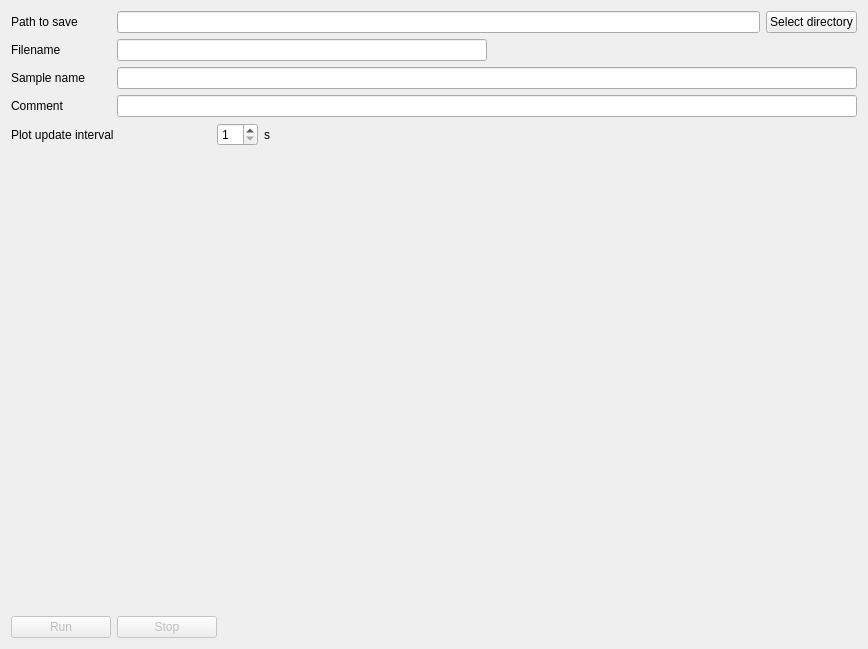
pyIVLS/pyIVLS, file plugins/sweep/sweep_settingsWidget.ui: the form before one commit.
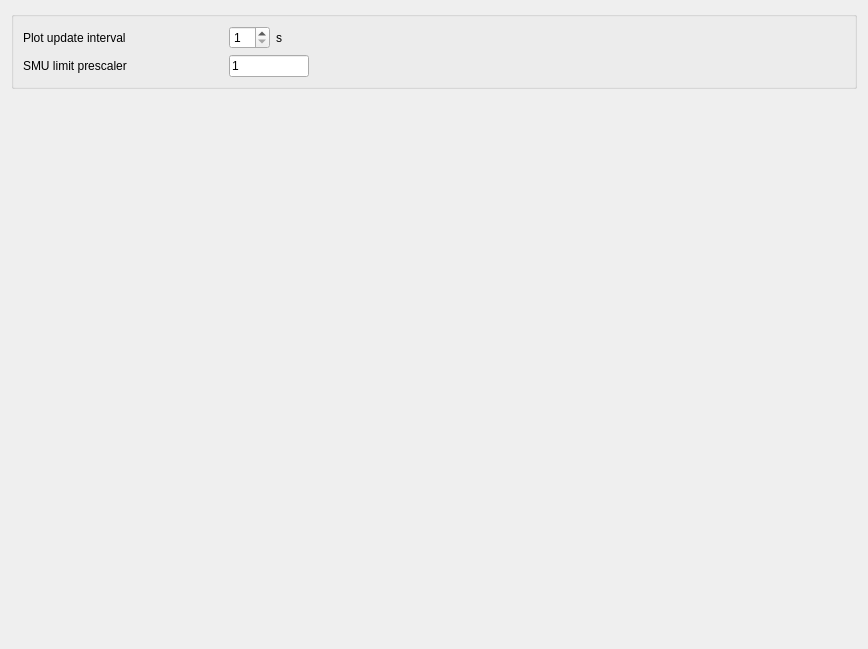
The form after the commit.

```diff
--- a/plugins/sweep/sweep_settingsWidget.ui
+++ b/plugins/sweep/sweep_settingsWidget.ui
@@ -20,7 +20,13 @@
    <string>Sweep</string>
   </property>
   <layout class="QGridLayout" name="gridLayout">
-   <item row="6" column="0">
+   <item row="0" column="0">
+    <widget class="QGroupBox" name="groupBox">
+     <property name="title">
+      <string/>
+     </property>
+     <layout class="QVBoxLayout" name="verticalLayout">
+      <item>
     <layout class="QHBoxLayout" name="horizontalLayout_6">
      <item>
       <widget class="QLabel" name="label_plotUpdate">
@@ -73,94 +79,53 @@
      </item>
     </layout>
    </item>
-   <item row="0" column="0">
-    <layout class="QHBoxLayout" name="horizontalLayout_3">
      <item>
-      <widget class="QLabel" name="pathLabel">
+       <layout class="QHBoxLayout" name="horizontalLayout">
+        <item>
+         <widget class="QLabel" name="labelPrescaler">
        <property name="minimumSize">
         <size>
-         <width>100</width>
+            <width>200</width>
          <height>0</height>
         </size>
        </property>
        <property name="text">
-        <string>Path to save</string>
+           <string>SMU limit prescaler</string>
        </property>
       </widget>
      </item>
      <item>
-      <widget class="QLineEdit" name="lineEdit_path"/>
-     </item>
-     <item>
-      <widget class="QPushButton" name="directoryButton">
+         <widget class="QLineEdit" name="prescalerEdit">
+          <property name="maximumSize">
+           <size>
+            <width>80</width>
+            <height>16777215</height>
+           </size>
+          </property>
        <property name="text">
-        <string>Select directory</string>
+           <string>1</string>
        </property>
       </widget>
      </item>
-    </layout>
+        <item>
+         <spacer name="horizontalSpacer">
+          <property name="orientation">
+           <enum>Qt::Horizontal</enum>
+          </property>
+          <property name="sizeHint" stdset="0">
+           <size>
+            <width>40</width>
+            <height>20</height>
+           </size>
+          </property>
+         </spacer>
+        </item>
+       </layout>
+      </item>
+     </layout>
+    </widget>
    </item>
    <item row="1" column="0">
-    <layout class="QHBoxLayout" name="horizontalLayout_4">
-     <item>
-      <widget class="QLabel" name="filenameLabel">
-       <property name="minimumSize">
-        <size>
-         <width>100</width>
-         <height>0</height>
-        </size>
-       </property>
-       <property name="text">
-        <string>Filename</string>
-       </property>
-      </widget>
-     </item>
-     <item>
-      <widget class="QLineEdit" name="lineEdit_filename"/>
-     </item>
-     <item>
-      <spacer name="horizontalSpacer_2">
-       <property name="orientation">
-        <enum>Qt::Horizontal</enum>
-       </property>
-       <property name="sizeHint" stdset="0">
-        <size>
-         <width>40</width>
-         <height>20</height>
-        </size>
-       </property>
-      </spacer>
-     </item>
-    </layout>
-   </item>
-   <item row="5" column="0">
-    <layout class="QHBoxLayout" name="horizontalLayout_5">
-     <item>
-      <widget class="QLabel" name="label_comment">
-       <property name="minimumSize">
-        <size>
-         <width>100</width>
-         <height>0</height>
-        </size>
-       </property>
-       <property name="text">
-        <string>Comment</string>
-       </property>
-      </widget>
-     </item>
-     <item>
-      <widget class="QLineEdit" name="lineEdit_comment">
-       <property name="minimumSize">
-        <size>
-         <width>0</width>
-         <height>0</height>
-        </size>
-       </property>
-      </widget>
-     </item>
-    </layout>
-   </item>
-   <item row="7" column="0">
     <spacer name="verticalSpacer">
      <property name="orientation">
       <enum>Qt::Vertical</enum>
@@ -173,75 +138,6 @@
      </property>
     </spacer>
    </item>
-   <item row="4" column="0">
-    <layout class="QHBoxLayout" name="horizontalLayout_2">
-     <item>
-      <widget class="QLabel" name="sampleName_label">
-       <property name="minimumSize">
-        <size>
-         <width>100</width>
-         <height>0</height>
-        </size>
-       </property>
-       <property name="text">
-        <string>Sample name</string>
-       </property>
-      </widget>
-     </item>
-     <item>
-      <widget class="QLineEdit" name="lineEdit_sampleName"/>
-     </item>
-    </layout>
-   </item>
-   <item row="8" column="0">
-    <layout class="QHBoxLayout" name="horizontalLayout">
-     <item>
-      <widget class="QPushButton" name="runButton">
-       <property name="enabled">
-        <bool>false</bool>
-       </property>
-       <property name="minimumSize">
-        <size>
-         <width>100</width>
-         <height>0</height>
-        </size>
-       </property>
-       <property name="text">
-        <string>Run</string>
-       </property>
-      </widget>
-     </item>
-     <item>
-      <widget class="QPushButton" name="stopButton">
-       <property name="enabled">
-        <bool>false</bool>
-       </property>
-       <property name="minimumSize">
-        <size>
-         <width>100</width>
-         <height>0</height>
-        </size>
-       </property>
-       <property name="text">
-        <string>Stop</string>
-       </property>
-      </widget>
-     </item>
-     <item>
-      <spacer name="horizontalSpacer">
-       <property name="orientation">
-        <enum>Qt::Horizontal</enum>
-       </property>
-       <property name="sizeHint" stdset="0">
-        <size>
-         <width>40</width>
-         <height>20</height>
-        </size>
-       </property>
-      </spacer>
-     </item>
-    </layout>
-   </item>
   </layout>
  </widget>
  <resources/>
```
Lines whose indentation alone changed are shown as unchanged.
